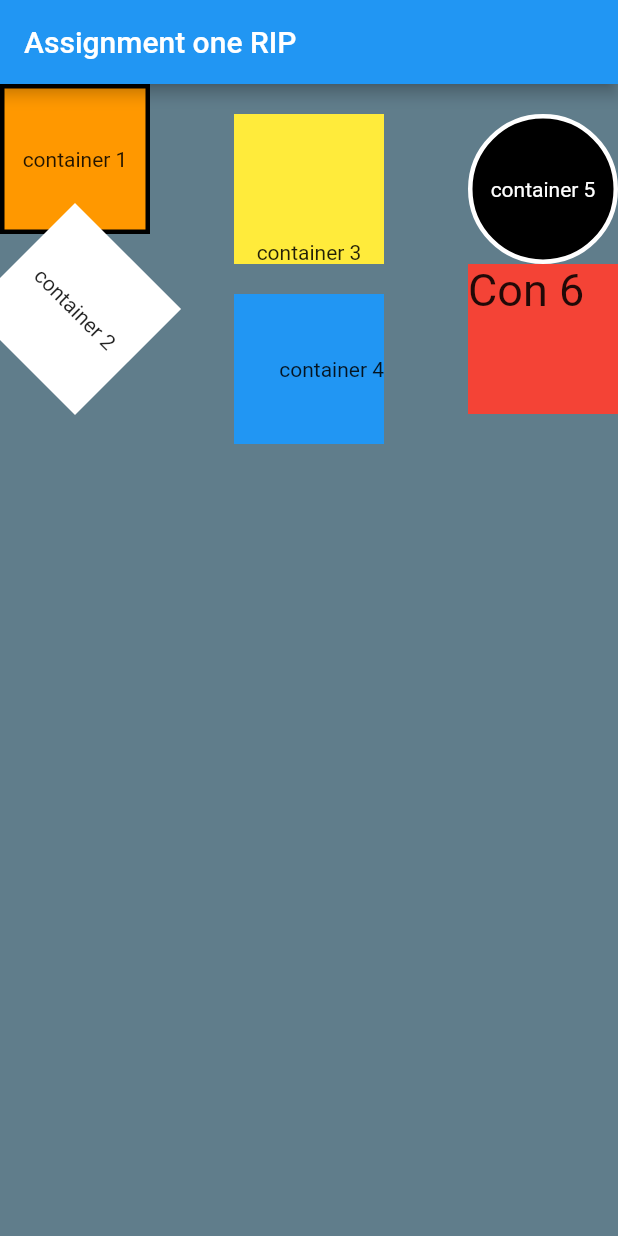
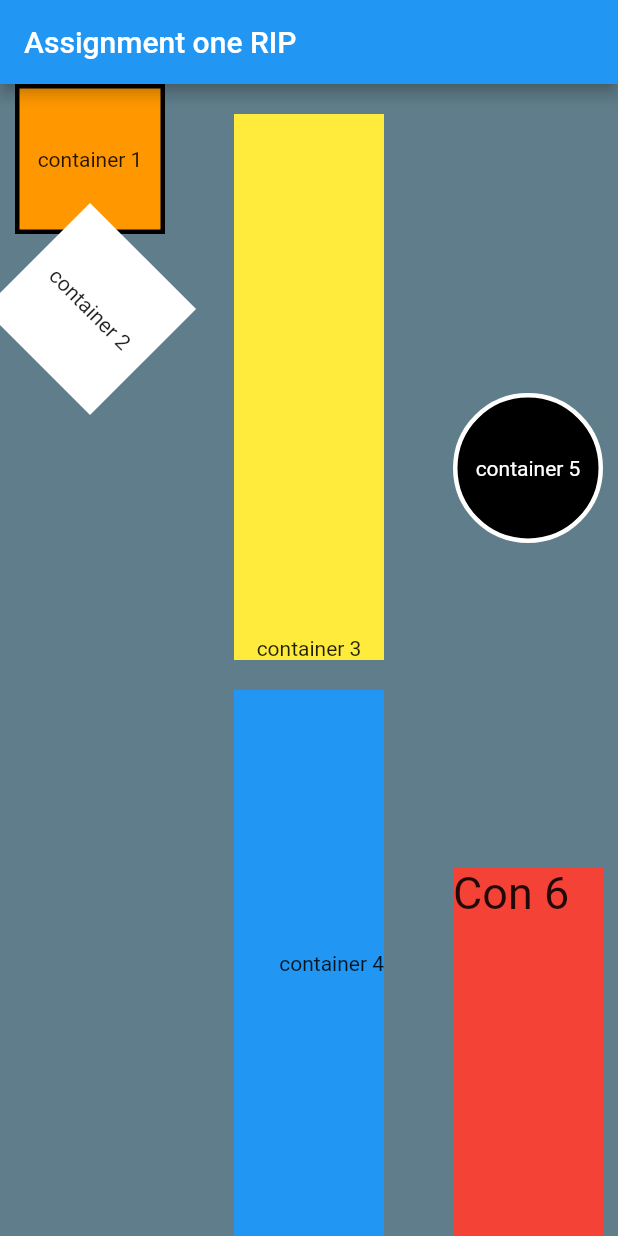
Before and after one commit to viloriajer/FlutterApp01_JeremyViloria, a Flutter app: the screen it shows after launch, on a phone screen of 412 x 824 dp. Run offline on Flutter 3.47's test engine with Material 2 defaults, Android fonts, the phone set to English and light mode, and no system bars.

Commit message:
Added padding + expanded

```diff
--- a/assignment01/lib/main.dart
+++ b/assignment01/lib/main.dart
@@ -24,8 +24,9 @@ class MyApp extends StatelessWidget {
             //Padding(padding: const EdgeInsets.all(10.0)),
             Column(
               children: [
-                Padding(padding: const EdgeInsets.fromLTRB(10.0, 0, 10.0, 0)),
-                Container(
+                Padding(
+                  padding: EdgeInsets.fromLTRB(10, 0, 10, 0),
+                  child: Container(
                     child: Align(
                       child: Text("container 1"),
                     ),
@@ -34,6 +35,7 @@ class MyApp extends StatelessWidget {
                     decoration: BoxDecoration(
                       color: Colors.orange,
                       border: Border.all(color: Colors.black, width: 3),
+                    ),
                   ),
                 ),
                 Transform.rotate(
@@ -51,7 +53,8 @@ class MyApp extends StatelessWidget {
             Column(
               children: [
                 Padding(padding: const EdgeInsets.all(10.0)),
-                Container(
+                Expanded(
+                  child: Container(
                     child: Align(
                       alignment: Alignment.bottomCenter,
                       child: Text("container 3"),
@@ -60,8 +63,10 @@ class MyApp extends StatelessWidget {
                     height: 100,
                     color: Colors.yellow,
                   ),
+                ),
                 Padding(padding: const EdgeInsets.all(10.0)),
-                Container(
+                Expanded(
+                  child: Container(
                     child: Align(
                       alignment: Alignment.centerRight,
                       child: Text("container 4"),
@@ -70,12 +75,16 @@ class MyApp extends StatelessWidget {
                     height: 100,
                     color: Colors.blue,
                   ),
+                ),
               ],
             ),
             Column(
+              mainAxisAlignment: MainAxisAlignment.spaceAround,
               children: [
-                Padding(padding: const EdgeInsets.all(10.0)),
-                Container(
+                //Padding(padding: EdgeInsets.all(10)),
+                Expanded(
+                  flex: 2,
+                  child: Container(
                     child: Center(
                       child: Text(
                         "container 5",
@@ -91,7 +100,12 @@ class MyApp extends StatelessWidget {
                     height: 100,
                     //color: Colors.orange,
                   ),
-                Container(
+                ),
+
+                Expanded(
+                  child: Padding(
+                    padding: const EdgeInsets.fromLTRB(10, 10, 10, 0),
+                    child: Container(
                       child: Align(
                         alignment: Alignment.topLeft,
                         child: Text("Con 6", style: TextStyle(fontSize: 30)),
@@ -99,6 +113,8 @@ class MyApp extends StatelessWidget {
                       width: 100,
                       height: 100,
                       color: Colors.red,
+                    ),
+                  ),
                 ),
               ],
             ),
```
Lines whose indentation alone changed are shown as unchanged.
